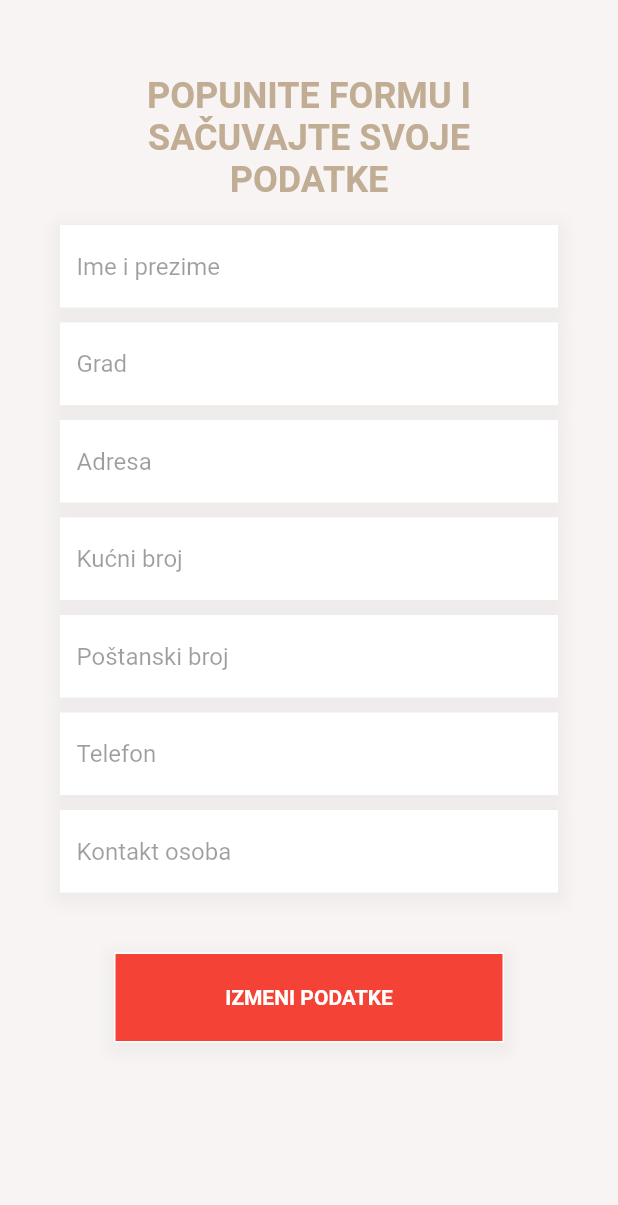
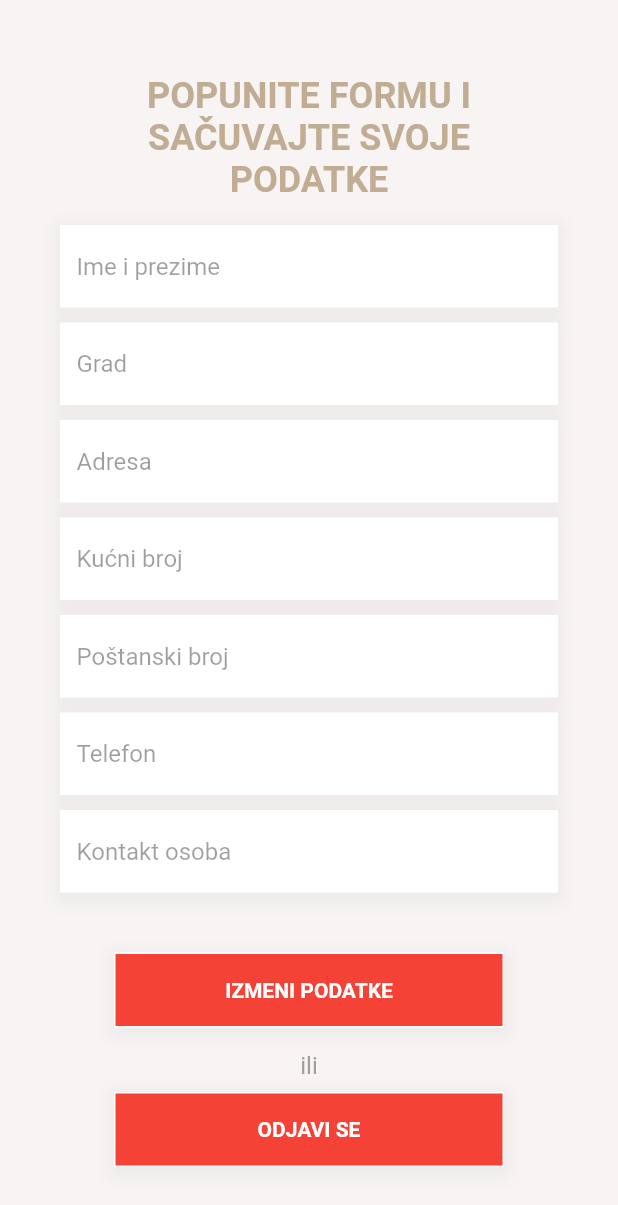
Before and after one commit to fporudzbine/flex_mobile_app, a Flutter app: the SaveDataScreen screen opened directly, on a phone screen of 412 x 824 dp. Shown: the top 1205 px of the screen. Run offline on Flutter 3.47's test engine with Material 2 defaults, Android fonts, the phone set to English and light mode, and no system bars; our stand-ins replace cloud_firestore, firebase_auth, firebase_core, get_it, mask_text_input_formatter, shared_preferences; missing offline and left inert: flutter_barcode_scanner, multiselect, number_inc_dec; accounts and stored records are empty.

Commit message:
Sign-out and sign-in logic implemented, registration fields formatted

```diff
--- a/lib/main.dart
+++ b/lib/main.dart
@@ -1,5 +1,6 @@
 import 'package:flex_mobile_app/provider/sum.dart';
 import 'package:flex_mobile_app/provider/variables.dart';
+import 'package:flex_mobile_app/screens/dashboard_screen/dashboard_screen.dart';
 import 'package:flutter/material.dart';
 import 'package:firebase_core/firebase_core.dart';
 import 'package:provider/provider.dart';
@@ -29,7 +30,7 @@ Future<void> main() async {
         ChangeNotifierProvider(create: (_) => OverallPrice()),
         ChangeNotifierProvider(create: (_) => Variables()),
       ],
-      child: const MyApp(),
+      child: MyApp(),
     ),
   );
 }
@@ -42,7 +43,7 @@ class MyApp extends StatelessWidget {
     return MaterialApp(
       title: "Flex kurirska sluzba",
       theme: ThemeData(),
-      home: LoginScreen(),
+      home: context.read<Variables>().loginEmail == null || context.read<Variables>().loginPassword == null ? LoginScreen() : DashboardScreen(),
     );
   }
 }
--- a/lib/provider/variables.dart
+++ b/lib/provider/variables.dart
@@ -1,3 +1,4 @@
+import 'package:flex_mobile_app/logic/shared_prefs.dart';
 import 'package:flutter/cupertino.dart';
 import 'package:flutter/foundation.dart';
 
@@ -33,6 +34,8 @@ class Variables with ChangeNotifier, DiagnosticableTreeMixin {
   String startingValueStandardDelivery = "";
   String startingValueSpecialDelivery = "";
   String startingValueSpecialType = "";
+  String? loginEmail = SharedPrefs().prefs?.getString("email");
+  String? loginPassword = SharedPrefs().prefs?.getString("password");
 
   @override
   void debugFillProperties(DiagnosticPropertiesBuilder properties) {
--- a/lib/screens/dashboard_screen/dashboard_screen.dart
+++ b/lib/screens/dashboard_screen/dashboard_screen.dart
@@ -5,6 +5,9 @@ import 'package:flex_mobile_app/screens/save_data_screen/save_data_screen.dart';
 import 'package:flex_mobile_app/screens/tracking_screen/tracking_screen.dart';
 import 'package:flutter/cupertino.dart';
 import 'package:flutter/material.dart';
+import 'package:provider/provider.dart';
+
+import '../../provider/variables.dart';
 
 class DashboardScreen extends StatefulWidget {
   const DashboardScreen({Key? key}) : super(key: key);
--- a/lib/screens/login_screen/login_screen.dart
+++ b/lib/screens/login_screen/login_screen.dart
@@ -5,9 +5,11 @@ import 'package:flex_mobile_app/screens/registration_screen/registration_screen.
 import 'package:flex_mobile_app/logic/shared_prefs.dart';
 import 'package:flutter/cupertino.dart';
 import 'package:flutter/material.dart';
+import 'package:provider/provider.dart';
 
 import '../../logic/user_auth.dart';
 import '../../models/user.dart';
+import '../../provider/variables.dart';
 
 class LoginScreen extends StatefulWidget {
   const LoginScreen({Key? key}) : super(key: key);
--- a/lib/screens/save_data_screen/save_data_screen.dart
+++ b/lib/screens/save_data_screen/save_data_screen.dart
@@ -1,6 +1,7 @@
 import 'package:cloud_firestore/cloud_firestore.dart';
 import 'package:firebase_auth/firebase_auth.dart';
 import 'package:flex_mobile_app/logic/shared_prefs.dart';
+import 'package:flex_mobile_app/screens/login_screen/login_screen.dart';
 import 'package:flutter/cupertino.dart';
 import 'package:flutter/material.dart';
 import 'package:flutter/services.dart';
@@ -382,7 +383,7 @@ class _SaveDataScreenState extends State<SaveDataScreen> {
                             isEnabled = false;
                           }else if(isEnabled == false){
                             isEnabled = true;
-                          };
+                          }
                         });
                         UserAuth userAuthService = UserAuth(
                             firebaseAuth: FirebaseAuth.instance,
@@ -407,7 +408,7 @@ class _SaveDataScreenState extends State<SaveDataScreen> {
                         );
                       },
                       child: Container(
-                        height: 60,
+                        height: 50,
                         width: 260,
                         decoration: BoxDecoration(
                             boxShadow: [
@@ -436,6 +437,44 @@ class _SaveDataScreenState extends State<SaveDataScreen> {
                       ),
                     ),
                   ),
+                  Padding(
+                    padding: const EdgeInsets.only(top:8.0, bottom: 8),
+                    child: Text("ili", style: TextStyle(fontSize: 16, color: Colors.grey),),
+                  ),
+                  Padding(
+                    padding: EdgeInsets.only(bottom: 8.0),
+                    child: GestureDetector(
+                      onTap: () async {
+                        await SharedPrefs().prefs?.clear();
+                        Navigator.of(context).pushAndRemoveUntil(MaterialPageRoute(builder: (context) =>
+                            LoginScreen()), (Route<dynamic> route) => false);
+                      },
+                      child: Container(
+                        height: 50,
+                        width: 260,
+                        decoration: BoxDecoration(
+                          boxShadow: [
+                            BoxShadow(
+                              color: Colors.grey.withOpacity(0.1),
+                              spreadRadius: 5,
+                              blurRadius: 7,
+                              offset: Offset(0, 3), // changes position of shadow
+                            ),
+                          ],
+                          color: Colors.red,
+                          border: Border.all(color: Colors.white),
+                          // borderRadius: BorderRadius.circular(40)
+                        ),
+                        child: Center(
+                          child: Text("ODJAVI SE",
+                            style: TextStyle(
+                                color: Colors.white, fontWeight: FontWeight.bold),
+                            textAlign: TextAlign.center,
+                          ),
+                        ),
+                      ),
+                    ),
+                  ),
                 ],
               ),
             ),
```
Also changed, not shown: lib/screens/registration_screen/registration_screen.dart (+33 -4 lines).
